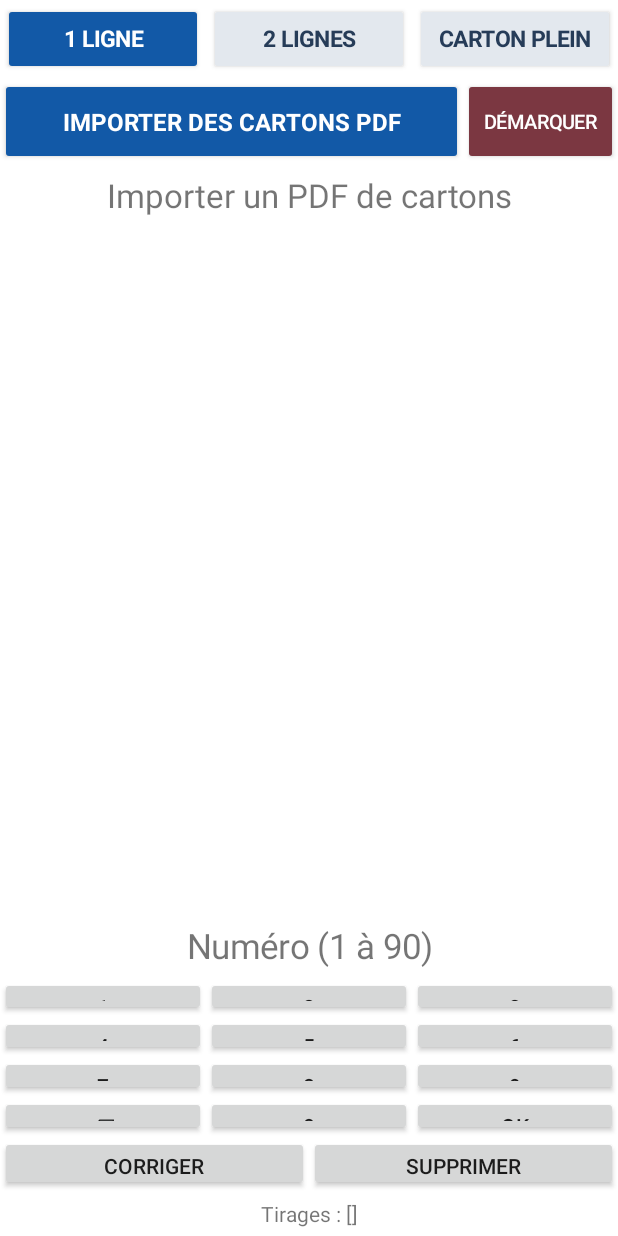
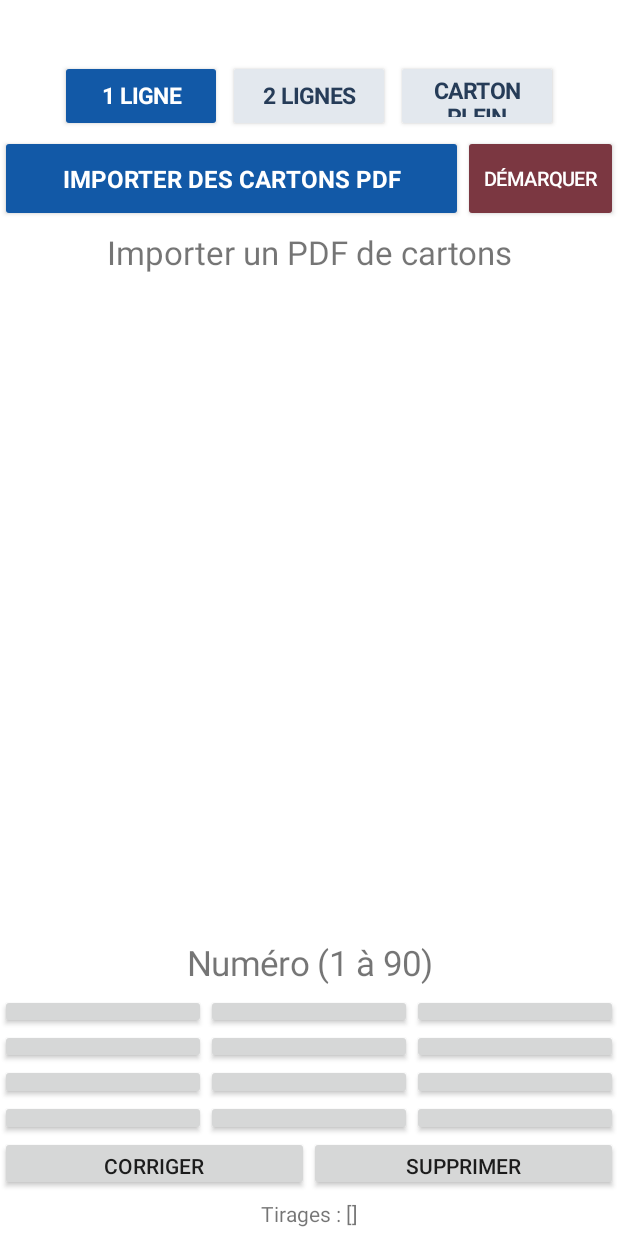
Before and after one commit to Sbxnumerik/Cartonsloto, an Android app: the screen it shows after launch (MainActivity), on a phone screen of 412 x 824 dp. Run offline under Robolectric (Android 15) with nearby library versions, the phone set to English and light mode, and no system bars.

Commit message:
Inset game stage buttons approximately 1 cm from screen edges

```diff
--- a/app/src/main/java/fr/loto/cartons/MainActivity.java
+++ b/app/src/main/java/fr/loto/cartons/MainActivity.java
@@ -7,7 +7,7 @@ public class MainActivity extends Activity {
  Button button(String s,Runnable r){Button b=new Button(this);b.setText(s);b.setAllCaps(false);b.setOnClickListener(v->r.run());return b;}
  int dp(int n){return (int)(n*getResources().getDisplayMetrics().density+0.5f);}
  GradientDrawable bg(int color,int stroke){GradientDrawable d=new GradientDrawable();d.setColor(color);d.setStroke(dp(1),stroke);d.setCornerRadius(dp(2));return d;}
- void render(){root=new LinearLayout(this);root.setOrientation(1);root.setBackgroundColor(Color.WHITE);setContentView(root);LinearLayout modes=new LinearLayout(this);root.addView(modes,new LinearLayout.LayoutParams(-1,dp(52)));for(int i=1;i<=3;i++){final int m=i;Button stage=button(i==1?"1 LIGNE":i==2?"2 LIGNES":"CARTON PLEIN",()->{if(game.mode!=m){game.mode=m;save();render();}});stage.setTextSize(15);stage.setTypeface(null,Typeface.BOLD);stage.setTextColor(game.mode==m?Color.WHITE:0xff263c58);stage.setBackgroundTintList(android.content.res.ColorStateList.valueOf(game.mode==m?0xff1259a7:0xffe3e8ee));LinearLayout.LayoutParams mp=new LinearLayout.LayoutParams(0,-1,1);mp.setMargins(dp(2),dp(2),dp(2),dp(2));modes.addView(stage,mp);}
+ void render(){root=new LinearLayout(this);root.setOrientation(1);root.setBackgroundColor(Color.WHITE);setContentView(root);LinearLayout modes=new LinearLayout(this);modes.setPadding(dp(38),dp(38),dp(38),0);root.addView(modes,new LinearLayout.LayoutParams(-1,dp(90)));for(int i=1;i<=3;i++){final int m=i;Button stage=button(i==1?"1 LIGNE":i==2?"2 LIGNES":"CARTON PLEIN",()->{if(game.mode!=m){game.mode=m;save();render();}});stage.setTextSize(15);stage.setTypeface(null,Typeface.BOLD);stage.setTextColor(game.mode==m?Color.WHITE:0xff263c58);stage.setBackgroundTintList(android.content.res.ColorStateList.valueOf(game.mode==m?0xff1259a7:0xffe3e8ee));LinearLayout.LayoutParams mp=new LinearLayout.LayoutParams(0,-1,1);mp.setMargins(dp(2),dp(2),dp(2),dp(2));modes.addView(stage,mp);}
  LinearLayout toolbar=new LinearLayout(this);root.addView(toolbar,new LinearLayout.LayoutParams(-1,dp(58)));Button browse=button("IMPORTER DES CARTONS PDF",()->openPdfPicker());browse.setTextSize(16);browse.setTypeface(null,Typeface.BOLD);browse.setSingleLine(true);browse.setBackgroundTintList(android.content.res.ColorStateList.valueOf(0xff1259a7));browse.setTextColor(Color.WHITE);toolbar.addView(browse,new LinearLayout.LayoutParams(0,-1,3));Button reset=button("DÉMARQUER",()->new AlertDialog.Builder(this).setTitle("Effacer tous les tirages ?").setNegativeButton("Annuler",null).setPositiveButton("Confirmer",(dialog,which)->{game.clear();game.mode=1;save();render();}).show());reset.setTextSize(13);reset.setSingleLine(true);reset.setTextColor(Color.WHITE);reset.setBackgroundTintList(android.content.res.ColorStateList.valueOf(0xff7b3741));toolbar.addView(reset,new LinearLayout.LayoutParams(0,-1,1));
  boolean wide=getResources().getConfiguration().orientation==2;LinearLayout body=new LinearLayout(this);body.setOrientation(wide?0:1);root.addView(body,new LinearLayout.LayoutParams(-1,0,1));
  ScrollView scroll=new ScrollView(this);cards=new LinearLayout(this);cards.setOrientation(1);scroll.addView(cards);body.addView(scroll,new LinearLayout.LayoutParams(wide?0:-1,wide?-1:0,7));
```
